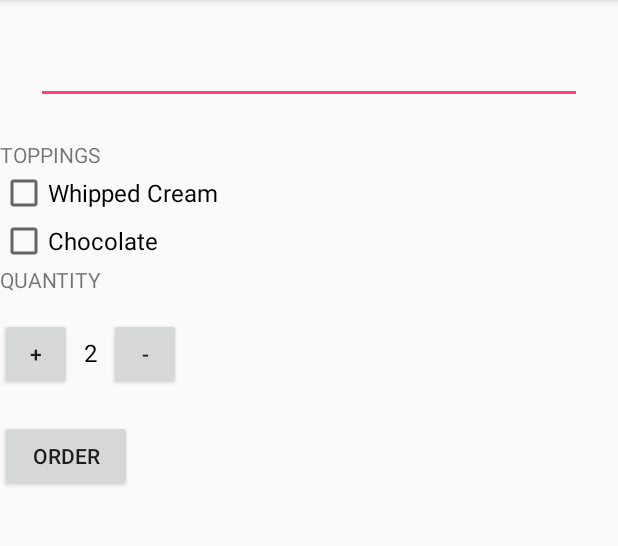
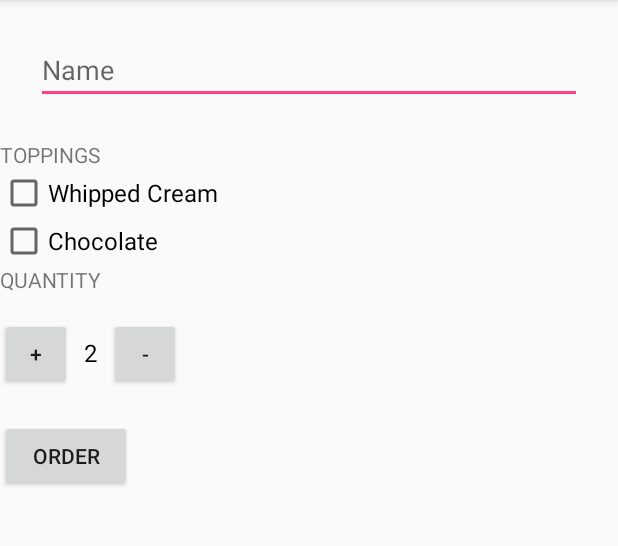
Before and after one commit to vjs3/AndroidBasicNanodegree, an Android app: the screen it shows after launch (MainActivity), after a tap on "ORDER", on a phone screen of 412 x 824 dp, the part 84-630 px from its top. Run offline under Robolectric (Android 15) with nearby library versions, the phone set to English and light mode, and no system bars.

Commit message:
basic localization support for spanish language added

```diff
--- a/JustJava/app/src/main/java/com/example/android/justjava/MainActivity.java
+++ b/JustJava/app/src/main/java/com/example/android/justjava/MainActivity.java
@@ -17,6 +17,8 @@ import android.widget.TextView;
 import android.widget.Toast;
 
 import java.text.NumberFormat;
+
+import static android.R.attr.value;
 
 
 /**
@@ -66,13 +68,13 @@ public class MainActivity extends AppCompatActivity {
         String summary = createOrderSummary(price, isCheckedCream, isCheckedChocolate, value, quantity);
 
         Intent intent = new Intent(Intent.ACTION_SENDTO);
-        intent.setType("text/html");
-        intent.setData(Uri.parse("mailto:")); //only emails apps should handle this
+        intent.setType(getString(R.string.text_type));
+        intent.setData(Uri.parse(getString(R.string.mai_to))); //only emails apps should handle this
         intent.putExtra(Intent.EXTRA_EMAIL, addresses);
-        intent.putExtra(Intent.EXTRA_SUBJECT, "JustJava Coffee Shop summary for " + value);
+        intent.putExtra(Intent.EXTRA_SUBJECT, getString(R.string.order_summary_name,value));
         intent.putExtra(Intent.EXTRA_TEXT, summary);
 
-        startActivity(Intent.createChooser(intent, "Send Email"));
+        startActivity(Intent.createChooser(intent, getString(R.string.send_email)));
     }
 
     /**
@@ -81,12 +83,12 @@ public class MainActivity extends AppCompatActivity {
      *
      */
     private int  calculatePrice() {
-        int price = quantity * 5;
+         price = quantity * 5;
         return price;
     }
 
     private String createOrderSummary(int price, boolean isCheckedCream, boolean isCheckedChocolate, String name, int quantity){
-        String summary = "Name: " + name + "\n" + "Add whipped Cream? " + isCheckedCream + "\n" + "Add Chocolate? " + isCheckedChocolate + "\n"+ "Quantity: " + quantity + "\n" + "Total: " + price + "\n" + "Thank you!";
+        String summary = "Name: " + name + "\n" + getString(R.string.order_summary_whipped_cream) + isCheckedCream + "\n" + getString(R.string.order_summary_chocolate) + isCheckedChocolate + "\n"+ getString(R.string.order_summary_quantity) + quantity + "\n" + getString(R.string.order_summary_price) + price + "\n" + getString(R.string.thank_you);
         return summary;
     }
 
@@ -102,7 +104,7 @@ public class MainActivity extends AppCompatActivity {
         quantity++;
         if(quantity > 100){
             quantity = 100;
-            Toast.makeText(this, "You can't order more than 100 cup of coffees", Toast.LENGTH_SHORT).show();
+            Toast.makeText(this, R.string.toast_max, Toast.LENGTH_SHORT).show();
             return;
         }
         displayQuantity(quantity);
--- a/JustJava/app/src/main/res/layout/activity_main.xml
+++ b/JustJava/app/src/main/res/layout/activity_main.xml
@@ -12,19 +12,20 @@
         android:id="@+id/et_name"
         android:layout_width="match_parent"
         android:layout_height="wrap_content"
+        android:hint="@string/name"
         android:layout_marginBottom="16dp"/>
 
     <TextView
         android:layout_width="wrap_content"
         android:layout_height="wrap_content"
-        android:text="TOPPINGS"/>
+        android:text="@string/toppings"/>
 
     <CheckBox
         android:id="@+id/notify_me_checkbox"
         android:layout_width="wrap_content"
         android:layout_height="wrap_content"
         android:textSize="16sp"
-        android:text="Whipped Cream"
+        android:text="@string/whipped_cream"
         android:textAppearance="?android:textAppearanceMedium" />
 
     <CheckBox
@@ -32,14 +33,14 @@
         android:layout_width="wrap_content"
         android:layout_height="wrap_content"
         android:textSize="16sp"
-        android:text="Chocolate"
+        android:text="@string/chocolate"
         android:textAppearance="?android:textAppearanceMedium" />
 
     <TextView
         android:layout_width="wrap_content"
         android:layout_height="wrap_content"
         android:paddingBottom="16dp"
-        android:text="QUANTITY" />
+        android:text="@string/quantity" />
 
     <LinearLayout
         android:layout_width="wrap_content"
@@ -50,13 +51,13 @@
             android:layout_width="48dp"
             android:layout_height="48dp"
             android:onClick="incrementOrder"
-            android:text="+" />
+            android:text="@string/plus" />
 
         <TextView
             android:id="@+id/quantity_text_view"
             android:layout_width="wrap_content"
             android:layout_height="wrap_content"
-            android:text="2"
+            android:text="@string/initial_quantity_value"
             android:textColor="@android:color/black"
             android:paddingLeft="8dp"
             android:paddingRight="8dp"
@@ -66,7 +67,7 @@
             android:layout_width="48dp"
             android:layout_height="48dp"
             android:onClick="decrementOrder"
-            android:text="-" />
+            android:text="@string/subtract" />
 
     </LinearLayout>
 
@@ -75,5 +76,5 @@
         android:layout_height="wrap_content"
         android:onClick="submitOrder"
         android:layout_marginTop="20dp"
-        android:text="Order" />
+        android:text="@string/order" />
 </LinearLayout>
--- a/JustJava/app/src/main/res/values/strings.xml
+++ b/JustJava/app/src/main/res/values/strings.xml
@@ -1,3 +1,22 @@
-<resources>
+<resources xmlns:xliff="urn:oasis:names:tc:xliff:document:1.2">
     <string name="app_name">Just Java</string>
+    <string name="toppings">TOPPINGS</string>
+    <string name="whipped_cream">Whipped Cream</string>
+    <string name="chocolate">Chocolate</string>
+    <string name="quantity">QUANTITY</string>
+    <string name="plus">+</string>
+    <string name="initial_quantity_value">2</string>
+    <string name="subtract">-</string>
+    <string name="order">Order</string>
+    <string name="name">Name</string>
+    <string name="mai_to">mailto:</string>
+    <string name="order_summary_name">"JustJava Coffee Shop summary for " <xliff:g id="name" example="Amy">%s</xliff:g> </string>
+    <string name="send_email">Send Email</string>
+    <string name="text_type">text/html</string>
+    <string name="toast_max">You can\'t order more than 100 cup of coffees</string>
+    <string name="order_summary_whipped_cream">"Add whipped Cream? "</string>
+    <string name="order_summary_chocolate">"Add Chocolate? "</string>
+    <string name="order_summary_quantity">"Quantity: "</string>
+    <string name="order_summary_price">"Total: "<xliff:g id="price" example="$10">%s</xliff:g> </string>
+    <string name="thank_you">Thank you!</string>
 </resources>
```
Also changed, not shown: 1 other file.
